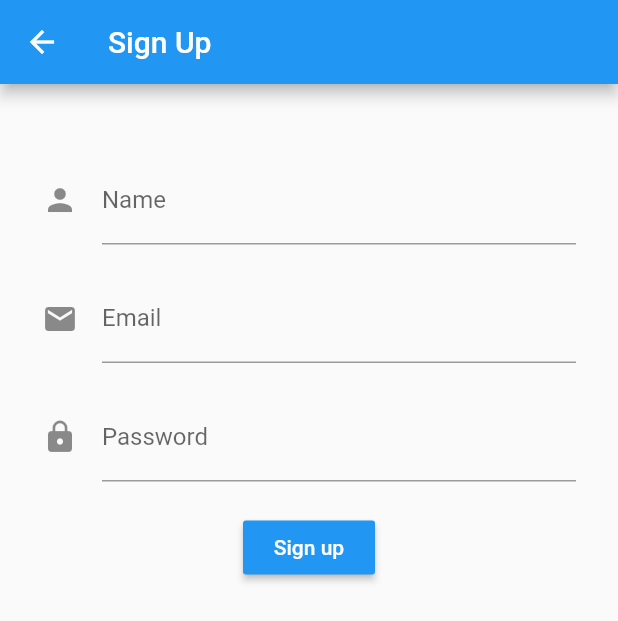
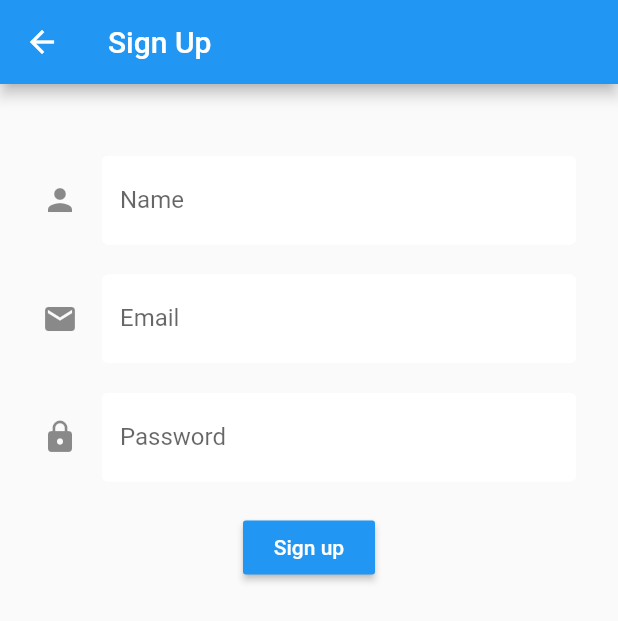
Before and after one commit to ivangonzalezg/debts_flutter, a Flutter app: the screen it shows after launch, after a tap on "Sign Up", on a phone screen of 412 x 824 dp. Shown: the top 621 px of the screen. Run offline on Flutter 3.47's test engine with Material 2 defaults, Android fonts, the phone set to English and light mode, and no system bars; our stand-ins replace email_validator, firebase_auth, sqflite; missing offline and left inert: random_color; accounts and stored records are empty.

Commit message:
Styling textFormFields

```diff
--- a/lib/screens/auth/sign_in.dart
+++ b/lib/screens/auth/sign_in.dart
@@ -1,5 +1,6 @@
 import 'package:debts/screens/auth/sign_up.dart';
 import 'package:debts/services/auth.dart';
+import 'package:debts/shared/constants.dart';
 import 'package:email_validator/email_validator.dart';
 import 'package:flutter/material.dart';
 
@@ -65,7 +66,7 @@ class _SignInScreenState extends State<SignInScreen> {
                       : EmailValidator.validate(value)
                           ? null
                           : "Please enter a valid email",
-                  decoration: InputDecoration(
+                  decoration: textInputDecoration.copyWith(
                     labelText: "Email",
                     icon: Icon(
                       Icons.email,
@@ -82,7 +83,7 @@ class _SignInScreenState extends State<SignInScreen> {
                   validator: (value) => value.length < 6
                       ? 'Please enter a password 6+ chars long'
                       : null,
-                  decoration: InputDecoration(
+                  decoration: textInputDecoration.copyWith(
                     labelText: "Password",
                     icon: Icon(
                       Icons.lock,
--- a/lib/screens/auth/sign_up.dart
+++ b/lib/screens/auth/sign_up.dart
@@ -1,4 +1,5 @@
 import 'package:debts/services/auth.dart';
+import 'package:debts/shared/constants.dart';
 import 'package:email_validator/email_validator.dart';
 import 'package:flutter/material.dart';
 
@@ -44,7 +45,7 @@ class _State extends State<SignUpScreen> {
                 controller: _nameController,
                 validator: (value) =>
                     value.isEmpty ? 'Please enter a name' : null,
-                decoration: InputDecoration(
+                decoration: textInputDecoration.copyWith(
                   labelText: "Name",
                   icon: Icon(
                     Icons.person,
@@ -62,7 +63,7 @@ class _State extends State<SignUpScreen> {
                     : EmailValidator.validate(value)
                         ? null
                         : "Please enter a valid email",
-                decoration: InputDecoration(
+                decoration: textInputDecoration.copyWith(
                   labelText: "Email",
                   icon: Icon(
                     Icons.email,
@@ -79,7 +80,7 @@ class _State extends State<SignUpScreen> {
                 validator: (value) => value.length < 6
                     ? 'Please enter a password 6+ chars long'
                     : null,
-                decoration: InputDecoration(
+                decoration: textInputDecoration.copyWith(
                   labelText: "Password",
                   icon: Icon(
                     Icons.lock,
--- /dev/null
+++ b/lib/shared/constants.dart
@@ -0,0 +1,18 @@
+import 'package:flutter/material.dart';
+
+const textInputDecoration = InputDecoration(
+  fillColor: Colors.white,
+  filled: true,
+  enabledBorder: OutlineInputBorder(
+    borderSide: BorderSide(
+      color: Colors.white,
+      width: 2.0,
+    ),
+  ),
+  focusedBorder: OutlineInputBorder(
+    borderSide: BorderSide(
+      color: Colors.blue,
+      width: 2.0,
+    ),
+  ),
+);
```
